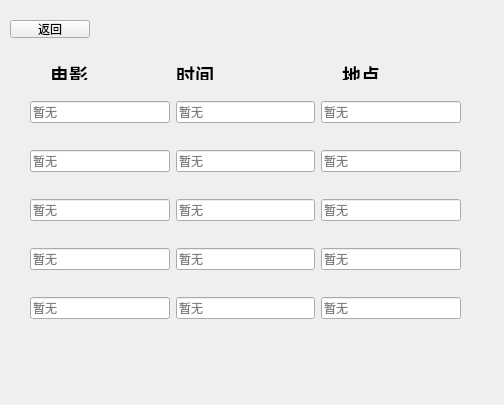
This is stu/movie.ui in 125055006/NewFoolLuoJia as Qt 5 draws it before an edit. The edited form follows.
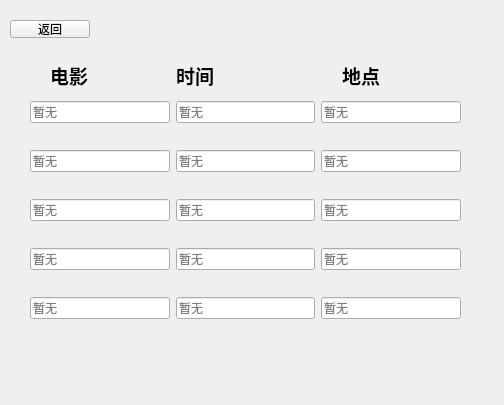
This is the edited form.

What changed in the file:
```diff
--- a/stu/movie.ui
+++ b/stu/movie.ui
@@ -26,7 +26,7 @@
     <string>返回</string>
    </property>
   </widget>
-  <widget class="QWidget" name="">
+  <widget class="QWidget" name="layoutWidget">
    <property name="geometry">
     <rect>
      <x>30</x>
@@ -163,13 +163,13 @@
     </item>
    </layout>
   </widget>
-  <widget class="QWidget" name="">
+  <widget class="QWidget" name="layoutWidget">
    <property name="geometry">
     <rect>
      <x>50</x>
      <y>60</y>
      <width>371</width>
-     <height>20</height>
+     <height>31</height>
     </rect>
    </property>
    <layout class="QHBoxLayout" name="horizontalLayout_6">
```
Left out of the diff: 2 changed lines with no effect on the pictures.
